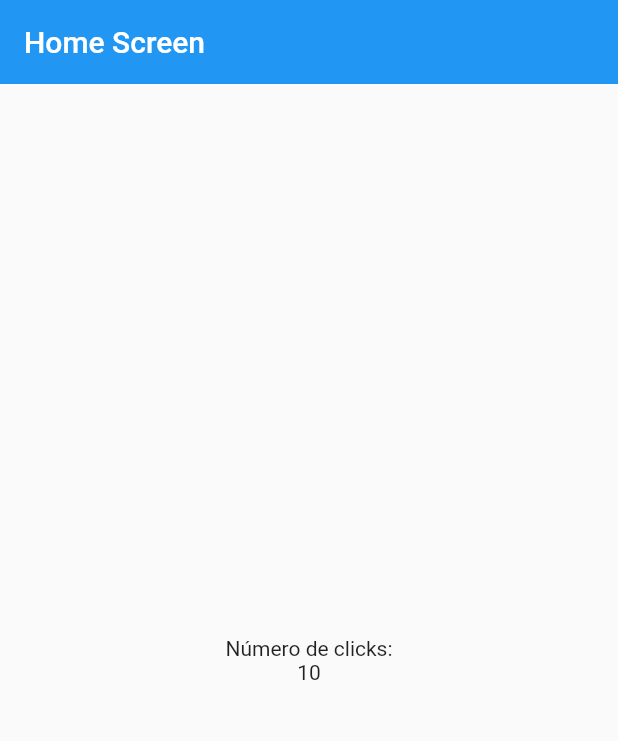
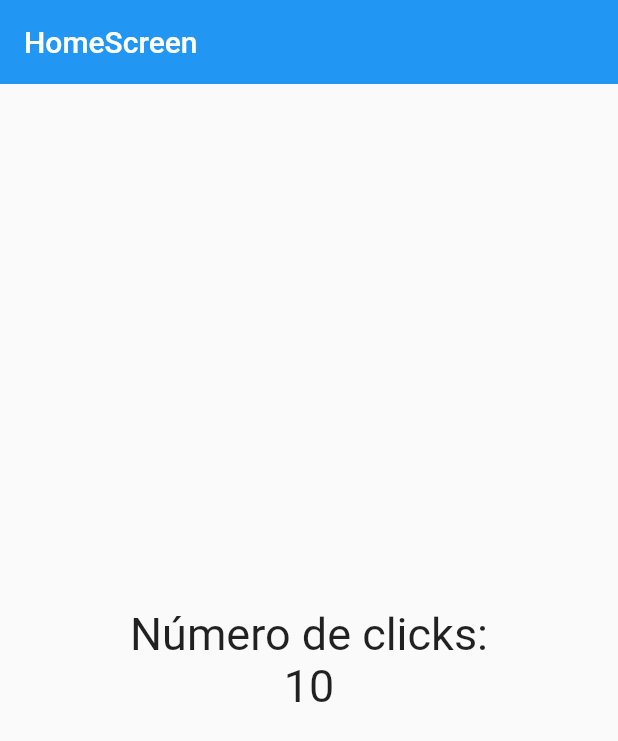
Before and after one commit to mgoldp/curso-Flutter, a Flutter app: the screen it shows after launch, on a phone screen of 412 x 824 dp. Shown: the top 741 px of the screen. Run offline on Flutter 3.47's test engine with Material 2 defaults, Android fonts, the phone set to English and light mode, and no system bars.

Commit message:
Estilos de Texto: TextStyle

```diff
--- a/lib/screens/home_screen.dart
+++ b/lib/screens/home_screen.dart
@@ -5,17 +5,25 @@ class HomeScreen extends StatelessWidget {
 
   @override
   Widget build(BuildContext context) {
+    const TextStyle fontSize30 = TextStyle(fontSize: 30);
+
     return Scaffold(
         appBar: AppBar(
-          title: const Text('Home Screen'),
+          title: const Text('HomeScreen'),
           elevation: 0.0,
         ),
         body: Center(
           child: Column(
             mainAxisAlignment: MainAxisAlignment.center,
             children: const <Widget>[
-              Text('Número de clicks:'),
-              Text('10'),
+              Text(
+                'Número de clicks:',
+                style: fontSize30,
+              ),
+              Text(
+                '10',
+                style: fontSize30,
+              ),
             ],
           ),
         ));
```
